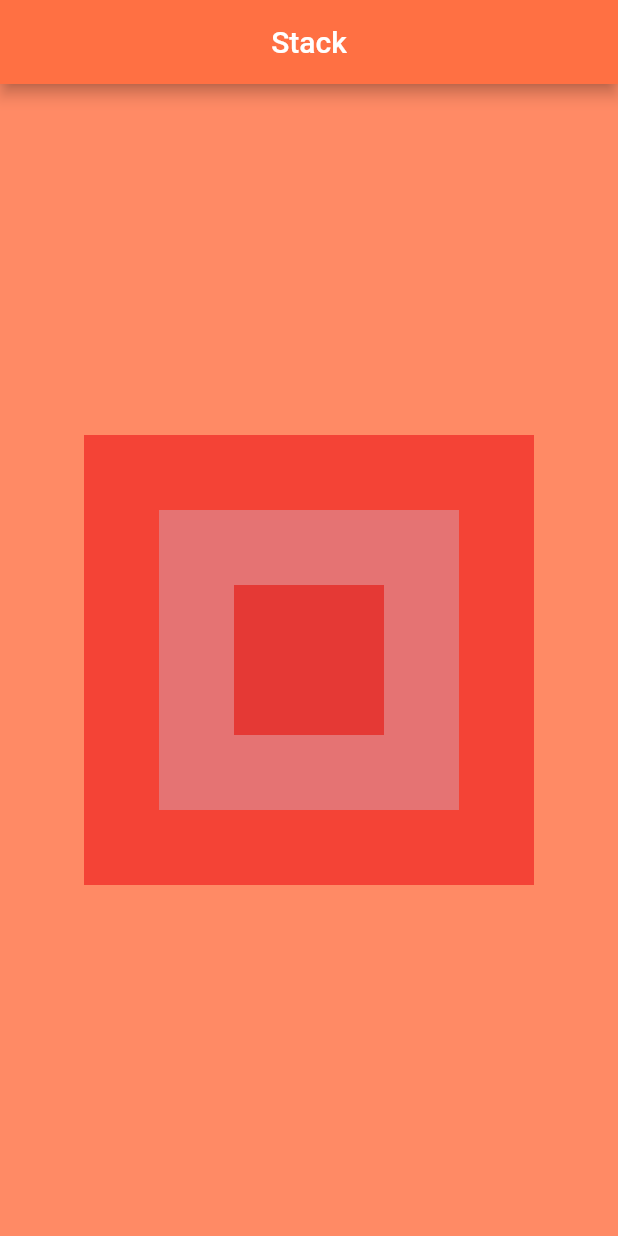
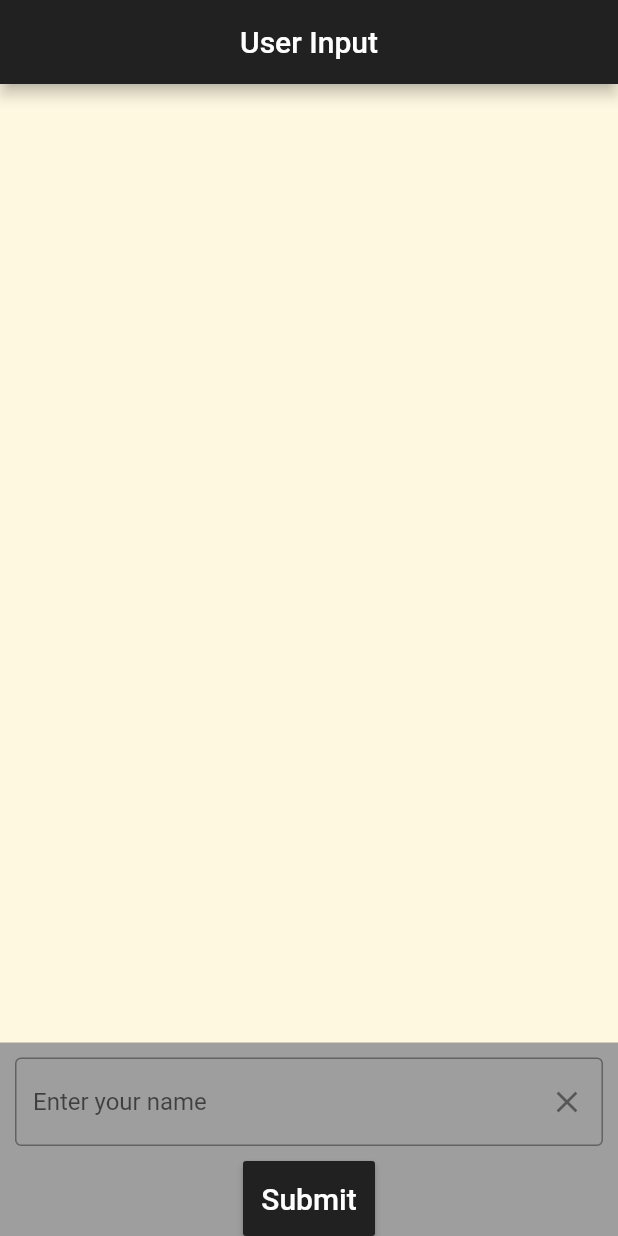
Before and after one commit to Sylvat160/flutter-course, a Flutter app: the screen it shows after launch, on a phone screen of 412 x 824 dp. Run offline on Flutter 3.47's test engine with Material 2 defaults, Android fonts, the phone set to English and light mode, and no system bars.

Commit message:
05.01.23

```diff
--- /dev/null
+++ b/lib/input.dart
@@ -0,0 +1,79 @@
+import 'package:flutter/material.dart';
+
+class FuserInput extends StatefulWidget {
+  const FuserInput({super.key});
+
+  @override
+  State<FuserInput> createState() => _FuserInputState();
+}
+
+class _FuserInputState extends State<FuserInput> {
+  final _textController = TextEditingController();
+  String userInput = '';
+  @override
+  Widget build(BuildContext context) {
+    return Scaffold(
+      backgroundColor: Colors.grey,
+      appBar: AppBar(
+        title: Text('User Input'),
+        centerTitle: true,
+        backgroundColor: Colors.grey[900],
+      ),
+      body: Column(
+        mainAxisAlignment: MainAxisAlignment.center,
+        children: [
+          // display the user's input
+          Expanded(
+            flex: 2,
+            child: Container(
+              color: Colors.amber[50],
+              child: Center(
+                child: Text(
+                  userInput,
+                  style: TextStyle(
+                    fontSize: 30,
+                    color: Colors.white,
+                  ),
+                ),
+              ),
+            ),
+          ),
+
+          Padding(
+            padding: const EdgeInsets.all(10.0),
+            child: TextField(
+              controller: _textController,
+              decoration: InputDecoration(
+                hintText: 'Enter your name',
+                border: const OutlineInputBorder(),
+                suffixIcon: IconButton(
+                  onPressed: () {
+                    _textController.clear();
+                  },
+                  icon: Icon(Icons.clear),
+                ),
+              ),
+            ),
+          ),
+          MaterialButton(
+            padding: EdgeInsets.all(10),
+            height: 50,
+            onPressed: () {
+              setState(() {
+                userInput = _textController.text;
+              });
+            },
+            color: Colors.grey[900],
+            child: Text(
+              'Submit',
+              style: TextStyle(
+                fontSize: 20,
+                color: Colors.white,
+              ),
+            ),
+          )
+        ],
+      ),
+    );
+  }
+}
--- a/lib/main.dart
+++ b/lib/main.dart
@@ -9,6 +9,7 @@ import 'package:flutter_widget/expanded.dart';
 import 'package:flutter_widget/gesturedetector.dart';
 import 'package:flutter_widget/gridview.dart';
 import 'package:flutter_widget/imgs.dart';
+import 'package:flutter_widget/input.dart';
 import 'package:flutter_widget/listviewbuilder.dart';
 import 'package:flutter_widget/mediaqueries.dart';
 import 'package:flutter_widget/pageview.dart';
@@ -35,7 +36,7 @@ class MyApp extends StatelessWidget {
       theme: ThemeData(
         primarySwatch: Colors.deepPurple,
       ),
-      home: const Fstack(),
+      home: const FuserInput(),
     );
   }
 }
```
